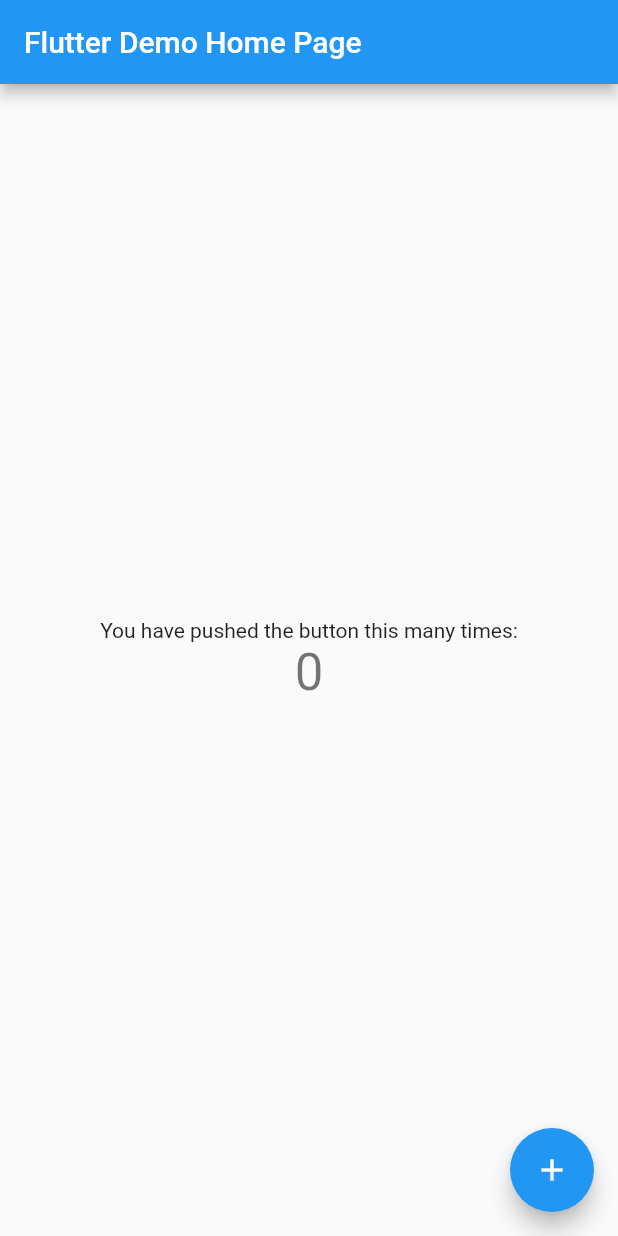
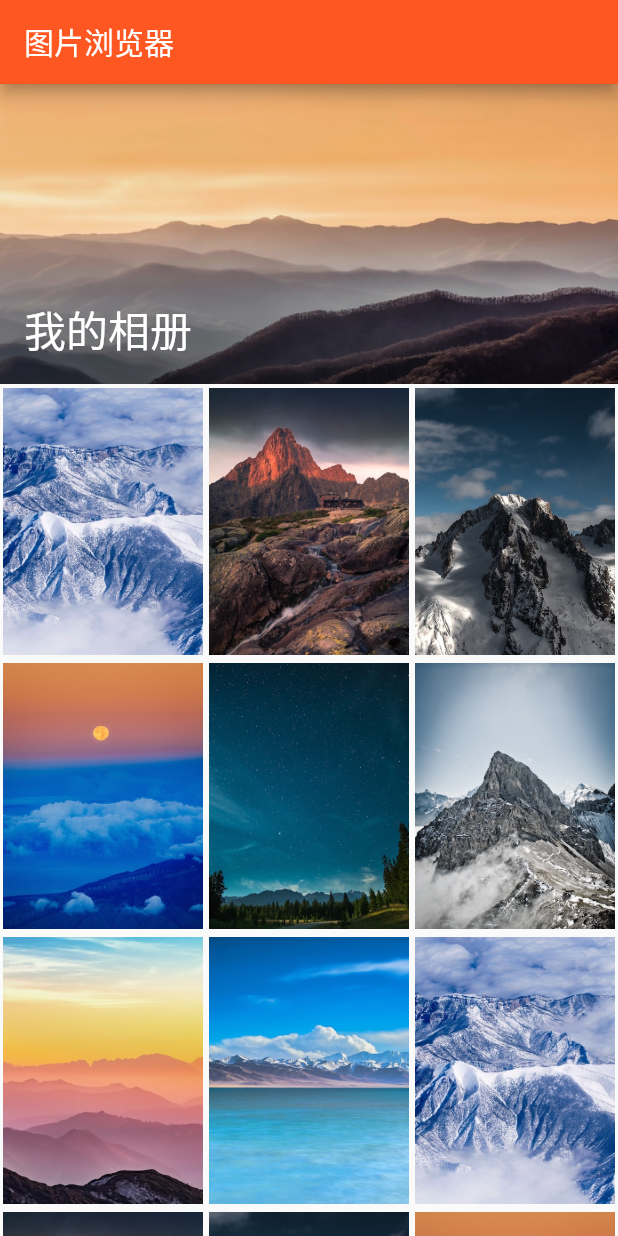
Before and after one commit to TransFormes/Flutter, a Flutter app: the screen it shows after launch, on a phone screen of 412 x 824 dp. Run offline on Flutter 3.47's test engine with Material 2 defaults, Android fonts, the light colour scheme and no system bars.

Commit message:
Stack CustomScrollView 组件 实现吸顶功能

```diff
--- a/flutter_pictures/lib/main.dart
+++ b/flutter_pictures/lib/main.dart
@@ -1,113 +1,123 @@
 import 'package:flutter/material.dart';
+import 'package:flutter/rendering.dart';
 
-void main() {
-  runApp(MyApp());
-}
+void main() => runApp(MyApp());
 
 class MyApp extends StatelessWidget {
-  // This widget is the root of your application.
   @override
   Widget build(BuildContext context) {
     return MaterialApp(
-      title: 'Flutter Demo',
+      title: "图片浏览器",
       theme: ThemeData(
-        // This is the theme of your application.
-        //
-        // Try running your application with "flutter run". You'll see the
-        // application has a blue toolbar. Then, without quitting the app, try
-        // changing the primarySwatch below to Colors.green and then invoke
-        // "hot reload" (press "r" in the console where you ran "flutter run",
-        // or simply save your changes to "hot reload" in a Flutter IDE).
-        // Notice that the counter didn't reset back to zero; the application
-        // is not restarted.
-        primarySwatch: Colors.blue,
+        primarySwatch: Colors.deepOrange
       ),
-      home: MyHomePage(title: 'Flutter Demo Home Page'),
+      home: PicturesPage(title: "图片浏览器"),
     );
   }
 }
-
-class MyHomePage extends StatefulWidget {
-  MyHomePage({Key key, this.title}) : super(key: key);
-
-  // This widget is the home page of your application. It is stateful, meaning
-  // that it has a State object (defined below) that contains fields that affect
-  // how it looks.
-
-  // This class is the configuration for the state. It holds the values (in this
-  // case the title) provided by the parent (in this case the App widget) and
-  // used by the build method of the State. Fields in a Widget subclass are
-  // always marked "final".
-
+class PicturesPage extends StatefulWidget {
+  PicturesPage({Key key,this.title}):super(key: key);
   final String title;
-
   @override
-  _MyHomePageState createState() => _MyHomePageState();
+  _PicturesPageState createState() => _PicturesPageState();
 }
 
-class _MyHomePageState extends State<MyHomePage> {
-  int _counter = 0;
-
-  void _incrementCounter() {
-    setState(() {
-      // This call to setState tells the Flutter framework that something has
-      // changed in this State, which causes it to rerun the build method below
-      // so that the display can reflect the updated values. If we changed
-      // _counter without calling setState(), then the build method would not be
-      // called again, and so nothing would appear to happen.
-      _counter++;
-    });
+class TopHeader extends SliverPersistentHeaderDelegate{
+  double minExtent;
+  double maxExtent;
+  TopHeader({
+    this.minExtent,
+    this.maxExtent
+  });
+  @override
+  Widget build(BuildContext context, double shrinkoffset, bool overlapsContent){
+    return Stack(
+      fit: StackFit.expand,
+      children: <Widget>[
+        Image.asset( 'assets/ronnie-mayo-361348-unsplash.jpg',fit: BoxFit.cover),
+        Container(
+          decoration: BoxDecoration(
+            gradient: LinearGradient(
+              colors: [
+                Colors.transparent,
+                Colors.black54
+              ],
+              stops: [0.5, 1.0],
+              begin: Alignment.topCenter,
+              end: Alignment.bottomCenter,
+              tileMode: TileMode.repeated
+            )
+          ),
+        ),
+        Positioned(
+          left: 16,
+          right: 16,
+          bottom: 16,
+          child: Text("我的相册",style:TextStyle(fontSize: 28,color: Colors.white)),
+        )
+      ],
+    );
+  }
+  @override
+  bool shouldRebuild(SliverPersistentHeaderDelegate oldOffset){
+    return true;
   }
 
   @override
+  FloatingHeaderSnapConfiguration get snapConfiguration => null;
+}
+
+class _PicturesPageState extends State<PicturesPage> {
+  final int rowCount = 3;
+  final List<String> list = [
+    'assets/brady-bellini-212790-unsplash.jpg',
+    'assets/stefan-stefancik-105587-unsplash.jpg',
+    'assets/simon-fitall-530083-unsplash.jpg',
+    'assets/anton-repponen-99530-unsplash.jpg',
+    'assets/kevin-cochran-524957-unsplash.jpg',
+    'assets/samsommer-72299-unsplash.jpg',
+    'assets/simon-matzinger-320332-unsplash.jpg',
+    'assets/meng-ji-102492-unsplash.jpg',
+  ];
+  Widget _scrollView(BuildContext context){
+    return Container(
+      // 滚动区域
+      child: CustomScrollView(
+        slivers: <Widget>[
+          // 顶部吸顶组件
+          SliverPersistentHeader(
+            delegate: TopHeader(minExtent: 100,maxExtent: 200),
+            pinned: true,
+          ),
+          SliverGrid(
+            delegate: SliverChildBuilderDelegate(
+                  (BuildContext context, int index) {
+                return Container(
+                  alignment: Alignment.center,
+                  padding: EdgeInsets.only(top: 2.0, left: 2.0, right: 2.0, bottom: 2.0),
+                  child: Image.asset(
+                    list[index % list.length],
+                  ),
+                );
+              },
+              childCount: list.length * 3,    // 多放几张图片，让图片看上去比较多
+            ),
+            gridDelegate: SliverGridDelegateWithMaxCrossAxisExtent(
+              maxCrossAxisExtent: MediaQuery.of(context).size.width / rowCount,
+              mainAxisSpacing: 0,
+              crossAxisSpacing: 0,
+              childAspectRatio: 0.75
+            )
+          )
+        ],
+      ),
+    );
+  }
+  @override
   Widget build(BuildContext context) {
-    // This method is rerun every time setState is called, for instance as done
-    // by the _incrementCounter method above.
-    //
-    // The Flutter framework has been optimized to make rerunning build methods
-    // fast, so that you can just rebuild anything that needs updating rather
-    // than having to individually change instances of widgets.
     return Scaffold(
-      appBar: AppBar(
-        // Here we take the value from the MyHomePage object that was created by
-        // the App.build method, and use it to set our appbar title.
-        title: Text(widget.title),
-      ),
-      body: Center(
-        // Center is a layout widget. It takes a single child and positions it
-        // in the middle of the parent.
-        child: Column(
-          // Column is also a layout widget. It takes a list of children and
-          // arranges them vertically. By default, it sizes itself to fit its
-          // children horizontally, and tries to be as tall as its parent.
-          //
-          // Invoke "debug painting" (press "p" in the console, choose the
-          // "Toggle Debug Paint" action from the Flutter Inspector in Android
-          // Studio, or the "Toggle Debug Paint" command in Visual Studio Code)
-          // to see the wireframe for each widget.
-          //
-          // Column has various properties to control how it sizes itself and
-          // how it positions its children. Here we use mainAxisAlignment to
-          // center the children vertically; the main axis here is the vertical
-          // axis because Columns are vertical (the cross axis would be
-          // horizontal).
-          mainAxisAlignment: MainAxisAlignment.center,
-          children: <Widget>[
-            Text(
-              'You have pushed the button this many times:',
-            ),
-            Text(
-              '$_counter',
-              style: Theme.of(context).textTheme.headline4,
-            ),
-          ],
-        ),
-      ),
-      floatingActionButton: FloatingActionButton(
-        onPressed: _incrementCounter,
-        tooltip: 'Increment',
-        child: Icon(Icons.add),
-      ), // This trailing comma makes auto-formatting nicer for build methods.
+      appBar: AppBar(title: Text(widget.title)),
+      body: _scrollView(context),
     );
   }
 }
```
Also changed, not shown: flutter_pictures/pubspec.yaml (+10 -3 lines), flutter_pictures/assets/anton-repponen-99530-unsplash.jpg (added), flutter_pictures/assets/brady-bellini-212790-unsplash.jpg (added), flutter_pictures/assets/kevin-cochran-524957-unsplash.jpg (added), flutter_pictures/assets/meng-ji-102492-unsplash.jpg (added), flutter_pictures/assets/ronnie-mayo-361348-unsplash.jpg (added), flutter_pictures/assets/samsommer-72299-unsplash.jpg (added), flutter_pictures/assets/simon-fitall-530083-unsplash.jpg (added), flutter_pictures/assets/simon-matzinger-320332-unsplash.jpg (added), flutter_pictures/assets/stefan-stefancik-105587-unsplash.jpg (added).
